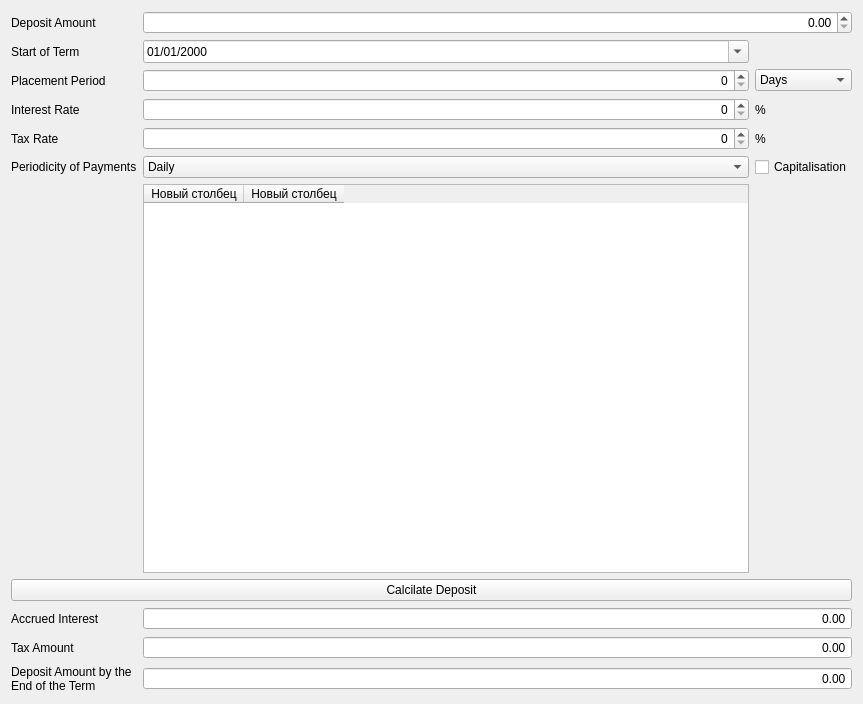
This is SmartCalc2/view/depositwindow.ui in SergSinitsyn/Smart-Calculator as Qt 5 draws it before an edit. The edited form follows.
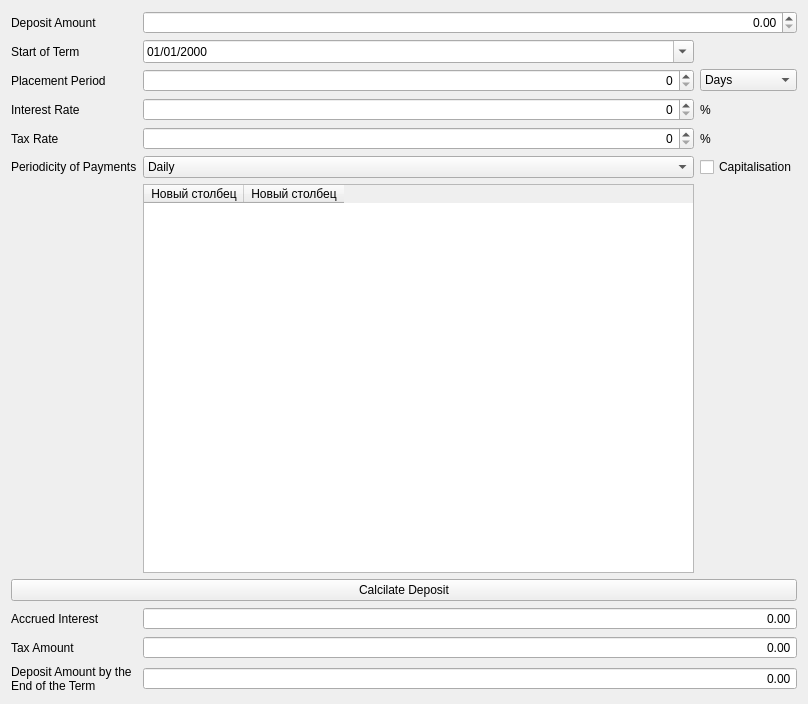
This is the edited form.

Diff of the .ui file:
```diff
--- a/SmartCalc2/view/depositwindow.ui
+++ b/SmartCalc2/view/depositwindow.ui
@@ -6,7 +6,7 @@
    <rect>
     <x>0</x>
     <y>0</y>
-    <width>863</width>
+    <width>808</width>
     <height>704</height>
    </rect>
   </property>
```
